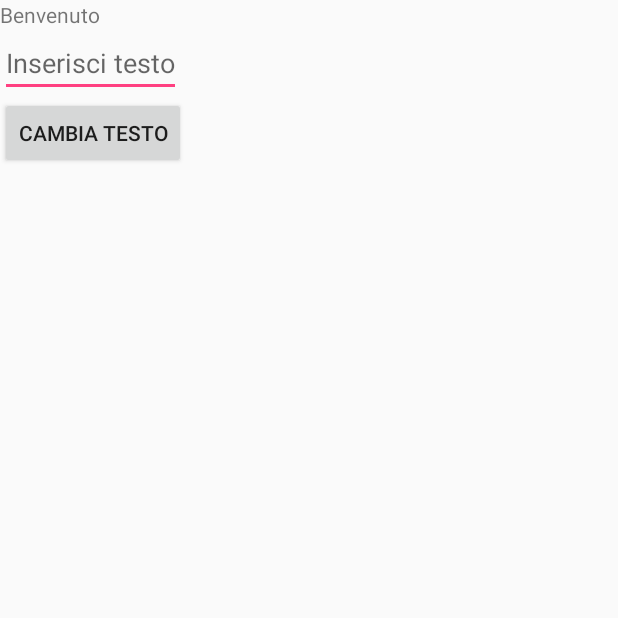
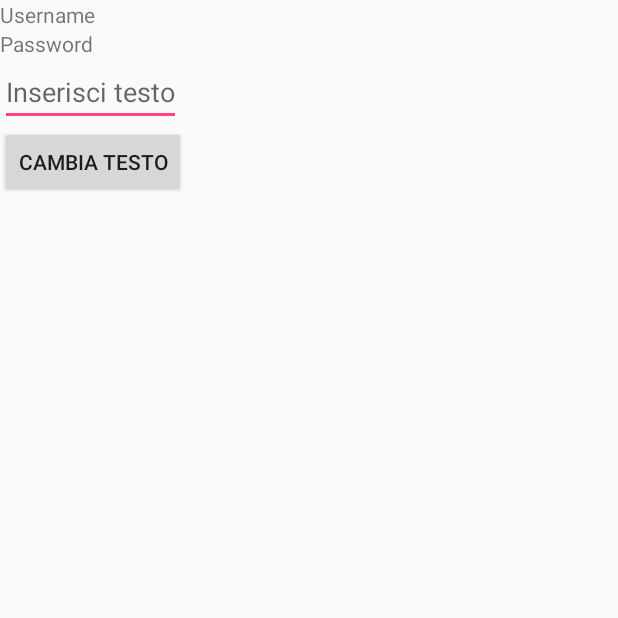
Before and after one commit to Panarelli/RentMyCar, an Android app: the screen it shows after launch (MainActivity), on a phone screen of 412 x 824 dp, the top half of it. Run offline under Robolectric (Android 15) with nearby library versions, the phone set to English and light mode, and no system bars.

Commit message:
modifica 2.0

```diff
--- a/app/src/main/java/android/vm/rentmycar/MainActivity.java
+++ b/app/src/main/java/android/vm/rentmycar/MainActivity.java
@@ -1,6 +1,7 @@
 package android.vm.rentmycar;
 
 import android.app.Activity;
+import android.content.Intent;
 import android.net.Uri;
 import android.os.Bundle;
 import android.view.View;
@@ -18,16 +19,18 @@ import com.google.android.gms.common.api.GoogleApiClient;
  */
 
 public class MainActivity extends Activity {
-
-    TextView welcomeTv;
+    //public static final String USERNAME_KEY="username"; usato per passare le chiavi senza scrivere il nome tra apici ma riportando la variabile statica.
+    TextView usernTv,passTv ;
     Button changeTextButton;
     EditText changeTextEdit;
-
+    MainActivity activity=this;
+    String username;
     @Override
     protected void onCreate(Bundle savedInstanceState) {
         super.onCreate(savedInstanceState);
         setContentView(R.layout.activity_main);
-        welcomeTv=(TextView) findViewById(R.id.welcome_tv);//prendo il controllo della textview(presente in xml) dalla classe java
+        usernTv=(TextView) findViewById(R.id.usern_tv);//prendo il controllo della textview(presente in xml) dalla classe java
+        passTv=(TextView) findViewById(R.id.pass_tv);
         changeTextButton = (Button) findViewById(R.id.change_text_button);
 
         changeTextEdit= (EditText)findViewById(R.id.change_text_edit);
@@ -35,7 +38,11 @@ public class MainActivity extends Activity {
         changeTextButton.setOnClickListener(new View.OnClickListener() {
             @Override
             public void onClick(View view) {
-                welcomeTv.setText(changeTextEdit.getText());
+               // welcomeTv.setText(changeTextEdit.getText());
+                username=changeTextEdit.getText().toString();
+                Intent intent = new Intent(activity,RegistratiActivity.class);
+                intent.putExtra("username",username);
+                startActivity(intent);
             }
         });
 
--- a/app/src/main/res/layout/activity_main.xml
+++ b/app/src/main/res/layout/activity_main.xml
@@ -6,8 +6,15 @@
     <TextView
         android:layout_width="wrap_content"
         android:layout_height="wrap_content"
-        android:text="@string/welcome"
-        android:id="@+id/welcome_tv"
+        android:text="@string/username"
+        android:id="@+id/usern_tv"
+        />
+
+    <TextView
+        android:layout_width="wrap_content"
+        android:layout_height="wrap_content"
+        android:text="@string/password"
+        android:id="@+id/pass_tv"
         />
 
     <EditText
@@ -23,4 +30,6 @@
         android:id="@+id/change_text_button"
         />
 
+
+
 </LinearLayout>
--- /dev/null
+++ b/app/src/main/res/values-w820dp/dimens.xml
@@ -0,0 +1,6 @@
+<resources>
+    <!-- Example customization of dimensions originally defined in res/values/dimens.xml
+         (such as screen margins) for screens with more than 820dp of available width. This
+         would include 7" and 10" devices in landscape (~960dp and ~1280dp respectively). -->
+    <dimen name="activity_horizontal_margin">64dp</dimen>
+</resources>
--- /dev/null
+++ b/app/src/main/res/values/dimens.xml
@@ -0,0 +1,5 @@
+<resources>
+    <!-- Default screen margins, per the Android Design guidelines. -->
+    <dimen name="activity_horizontal_margin">16dp</dimen>
+    <dimen name="activity_vertical_margin">16dp</dimen>
+</resources>
--- a/app/src/main/res/values/strings.xml
+++ b/app/src/main/res/values/strings.xml
@@ -1,7 +1,9 @@
 <resources>
     <string name="app_name">RentMyCar</string>
-    <string name="welcome">Benvenuto</string>
+    <string name="username">Username</string>
+    <string name="password">Password</string>
     <string name="change_text">Cambia testo</string>
     <string name="change_text_hint">Inserisci testo</string>
+    <string name="name">Nome</string>
 
 </resources>
```
Also changed, not shown: app/src/main/AndroidManifest.xml (+11 -5 lines), app/src/main/java/android/vm/rentmycar/RegistratiActivity.java (added, +22 -0 lines), app/src/main/res/layout/activity_registrati.xml (added, +21 -0 lines).
